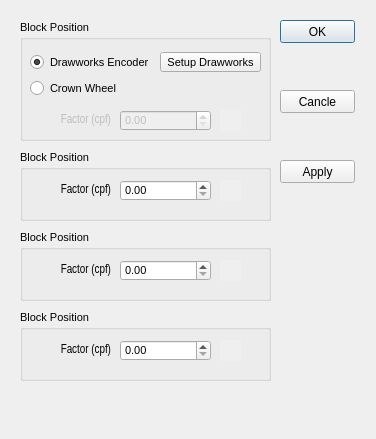
The window that src/samples/depth/dialogdepthcalibration.ui (TinySlik/QT_OrangeCat) describes before a commit, drawn with Qt 5.
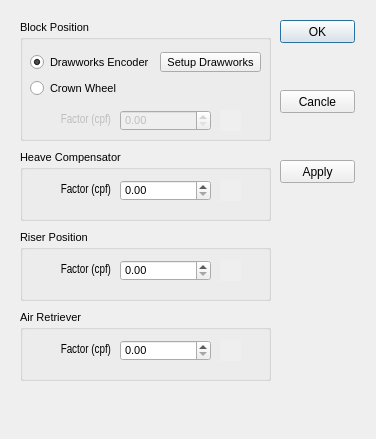
The same window after the commit. Icons and pictures are not drawn.

What changed in the file:
```diff
--- a/src/samples/depth/dialogdepthcalibration.ui
+++ b/src/samples/depth/dialogdepthcalibration.ui
@@ -190,7 +190,7 @@
     </font>
    </property>
    <property name="title">
-    <string>Block Position</string>
+    <string>Heave Compensator</string>
    </property>
    <widget class="QLabel" name="label_read1_7">
     <property name="geometry">
@@ -281,7 +281,7 @@
     </font>
    </property>
    <property name="title">
-    <string>Block Position</string>
+    <string>Riser Position</string>
    </property>
    <widget class="QLabel" name="label_read1_8">
     <property name="geometry">
@@ -372,7 +372,7 @@
     </font>
    </property>
    <property name="title">
-    <string>Block Position</string>
+    <string>Air Retriever</string>
    </property>
    <widget class="QLabel" name="label_read1_9">
     <property name="geometry">
```
